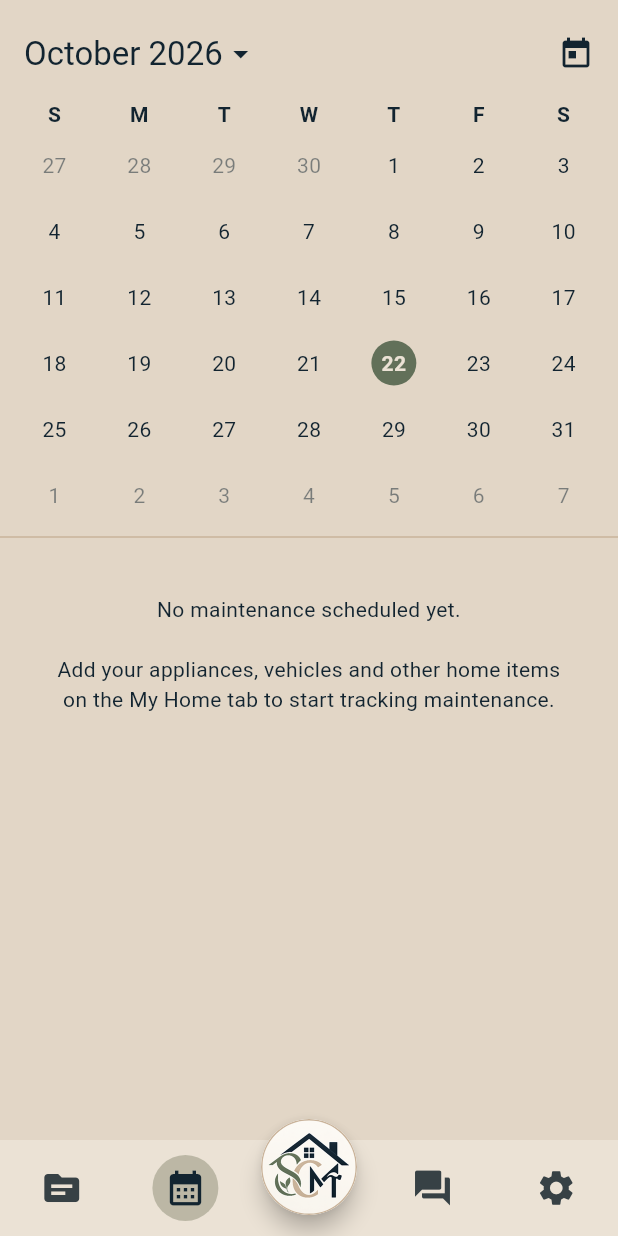
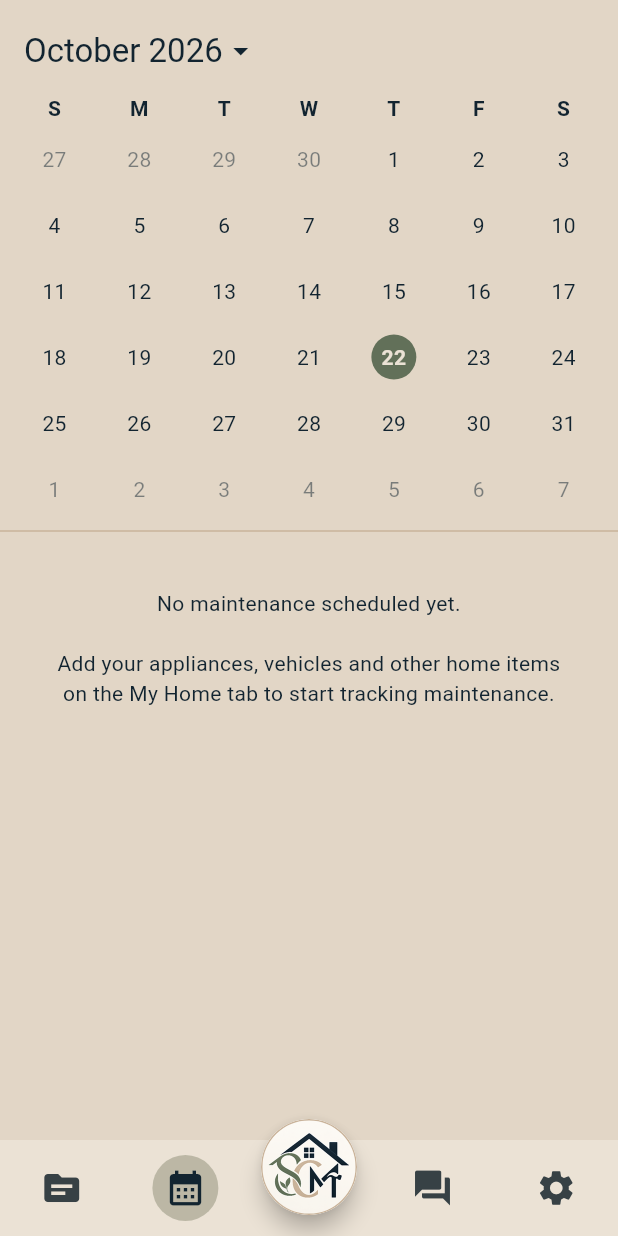
Before and after one commit to mygarrett38/hometrackhub, a Flutter app: the screen it shows after launch, item 2 of the bottom bar chosen, on a phone screen of 412 x 824 dp. Run offline on Flutter 3.47's test engine with Material 3 defaults, Android fonts, the phone set to English and light mode, and no system bars; our stand-ins replace connectivity_plus, flutter_blue_plus, flutter_local_notifications, flutter_timezone, shared_preferences, timezone; missing offline and left inert: bonsoir, device_calendar_plus.

Commit message:
removal of a calender button that went nowhere

```diff
--- a/lib/ui/screens/upcoming/maintenance_calendar_screen.dart
+++ b/lib/ui/screens/upcoming/maintenance_calendar_screen.dart
@@ -213,11 +213,6 @@ class _MaintenanceCalendarScreenState extends State<MaintenanceCalendarScreen> {
                         ),
                       ),
                     ),
-                  ),
-                  IconButton(
-                    tooltip: 'Today',
-                    icon: const Icon(Icons.today),
-                    onPressed: () => _show(today, _period),
                   ),
                 ],
               ),
```
